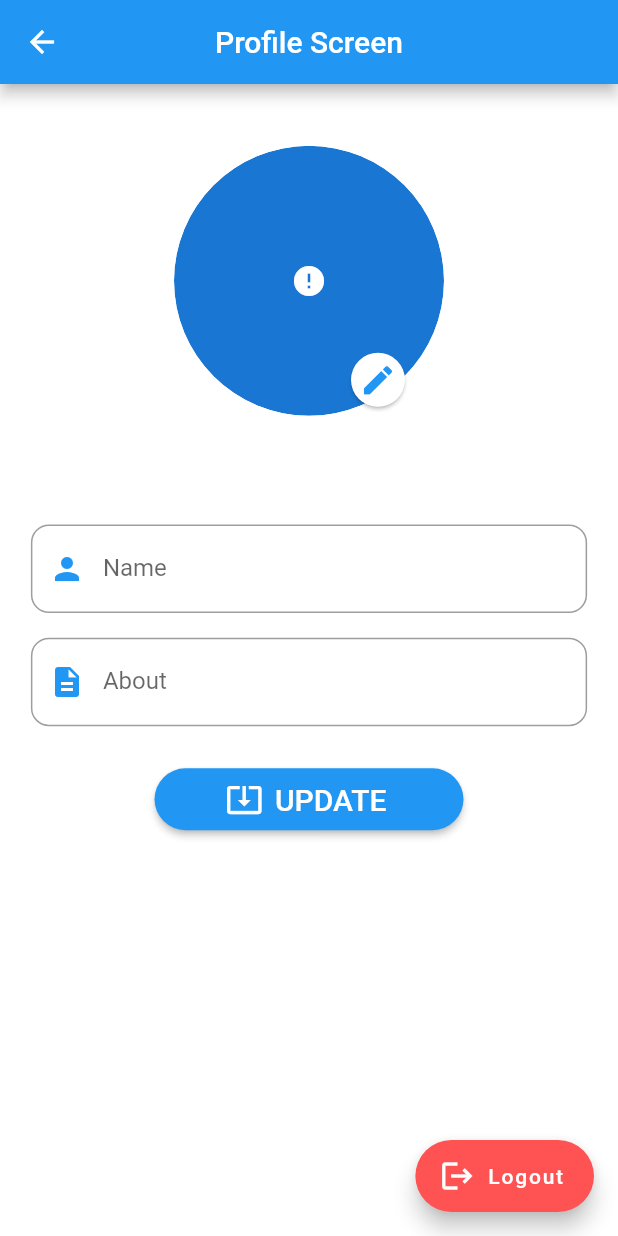
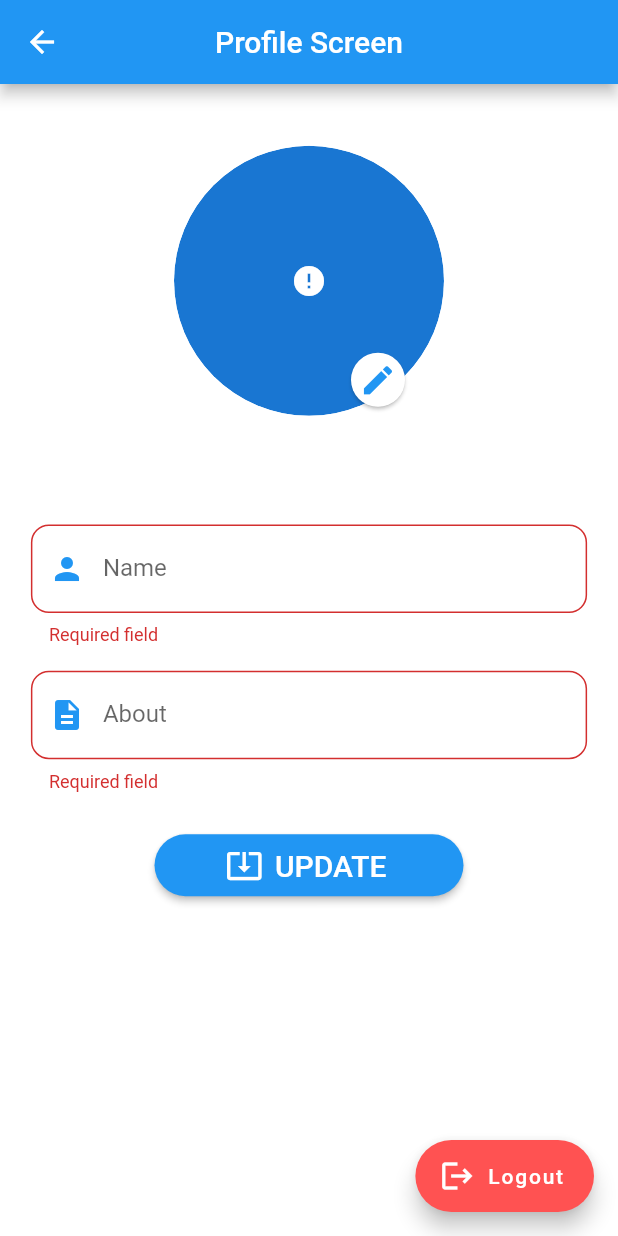
Before and after one commit to idealfoxman0830/Flutter_Firebase_Chat_App, a Flutter app: the ProfileScreen screen opened directly with empty values, after a tap on "UPDATE", on a phone screen of 412 x 824 dp. Run offline on Flutter 3.47's test engine with Material 2 defaults, Android fonts, the light colour scheme and no system bars; our stand-ins replace cloud_firestore, firebase_auth, firebase_core, google_sign_in, lottie; accounts and stored records are empty; network calls fail.

Commit message:
adding update functionality

```diff
--- a/lib/screens/profile_screen.dart
+++ b/lib/screens/profile_screen.dart
@@ -22,12 +22,7 @@ class ProfileScreen extends StatefulWidget {
 
 class _ProfileScreenState extends State<ProfileScreen> {
 
-  final FirebaseFirestore firestore = FirebaseFirestore.instance;
-
-  Stream<QuerySnapshot<Map<String, dynamic>>> getUsersStream() {
-    return firestore.collection('users').snapshots();
-  }
-
+  final _formKey = GlobalKey<FormState>();
 
 
   @override
@@ -36,7 +31,9 @@ class _ProfileScreenState extends State<ProfileScreen> {
     MediaQueryData mediaQuery = MediaQuery.of(context);
 
 
-    return Scaffold(
+    return GestureDetector(
+      onTap: ()=> FocusScope.of(context).unfocus(),
+      child: Scaffold(
         backgroundColor: Colors.white,
         appBar: AppBar(
           centerTitle: true,
@@ -76,9 +73,11 @@ class _ProfileScreenState extends State<ProfileScreen> {
 
           ),
 
-        body:Padding(
-
+          body:Form(
+            key: _formKey,
+            child: Padding(
               padding: EdgeInsets.symmetric(horizontal: mediaQuery.size.width * .05),
+              child: SingleChildScrollView(
                 child: Column(
                   children:[
                     SizedBox(
@@ -127,6 +126,9 @@ class _ProfileScreenState extends State<ProfileScreen> {
                     ),
                     TextFormField(
                       initialValue: widget.user.name,
+                      onSaved: (value)=> APIs.me.name = value ?? '',
+                      validator: (value)=> value != null && value.isNotEmpty ? null : 'Required field',
+
                       decoration: InputDecoration(
                         prefixIcon: Icon(Icons.person,color: Colors.blue,),
                         border: OutlineInputBorder(
@@ -141,6 +143,8 @@ class _ProfileScreenState extends State<ProfileScreen> {
                     ),
                     TextFormField(
                       initialValue: widget.user.about,
+                      onSaved: (value)=> APIs.me.about = value ?? '',
+                      validator: (value)=> value != null && value.isNotEmpty ? null : 'Required field',
                       decoration: InputDecoration(
                         prefixIcon: Icon(Icons.description,color: Colors.blue,),
                         border: OutlineInputBorder(
@@ -153,7 +157,14 @@ class _ProfileScreenState extends State<ProfileScreen> {
                     SizedBox(
                       height: mediaQuery.size.height *.03,
                     ),
-              ElevatedButton.icon(onPressed: (){},
+                    ElevatedButton.icon(onPressed: (){
+                      if(_formKey.currentState!.validate()){
+                        _formKey.currentState!.save();
+                        APIs.updateUserInfo().then((value){
+                          Dialogs.showSnackbar(context,'Info update successfully');
+                        });
+                      }
+                    },
                       style: ElevatedButton.styleFrom(
                         shape: StadiumBorder(),
                         minimumSize: Size(mediaQuery.size.width * .5, mediaQuery.size.width * .1),
@@ -166,6 +177,9 @@ class _ProfileScreenState extends State<ProfileScreen> {
                   ]
                 ),
               ),
+            ),
+          ),
+      ),
     );
   }
 }
```
Also changed, not shown: lib/api/apis.dart (+11 -0 lines). Lines whose indentation alone changed are shown as unchanged.
